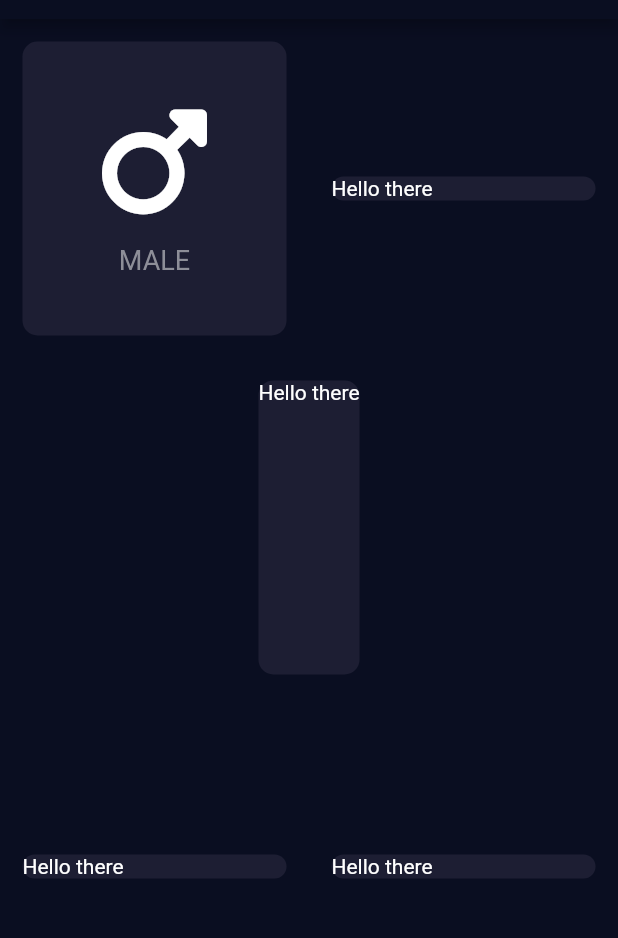
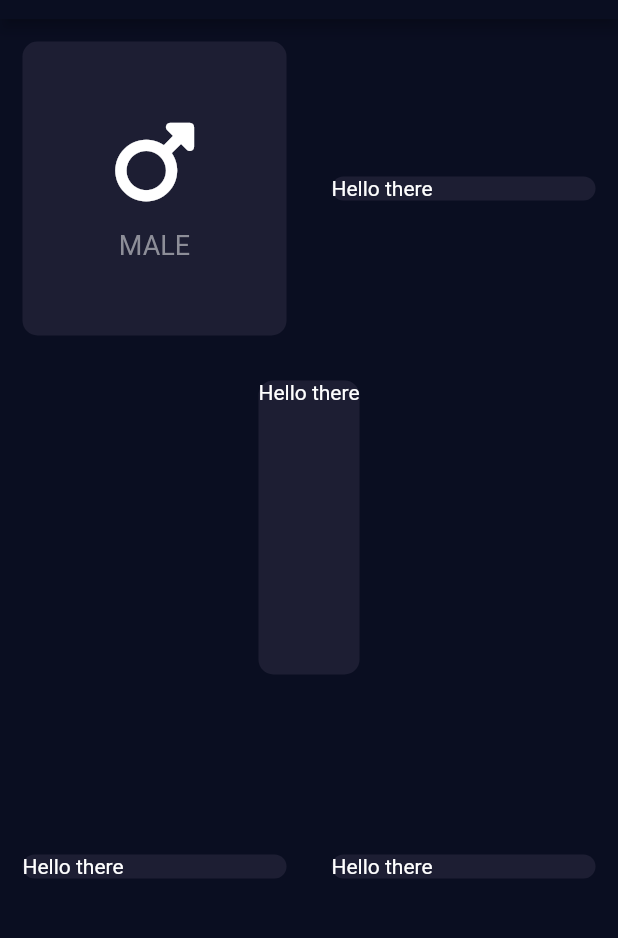
Before and after one commit to Himal-Thapa1/BMI_Calculator_htm_flutter, a Flutter app: the screen it shows after launch, on a phone screen of 412 x 824 dp, the part 65-1003 px from its top. Run offline on Flutter 3.47's test engine with Material 2 defaults, Android fonts, the phone set to English and light mode, and no system bars; our stand-ins replace font_awesome_flutter.

```diff
--- a/lib/input_page.dart
+++ b/lib/input_page.dart
@@ -23,23 +23,7 @@ class _InputPageState extends State<InputPage> {
               children: <Widget>[
                 Expanded(
                   child: ReusableCard(rang: activeCardColor,
-                  cardChild: Column(
-                    mainAxisAlignment: MainAxisAlignment.center,
-                    children: <Widget>[
-                      Icon(
-                        FontAwesomeIcons.mars,
-                        size: 80.0,
-                      ),
-                      SizedBox(
-                        height: 15.0,
-                      ),
-                      Text("MALE",
-                      style: TextStyle(
-                        fontSize: 18.0,
-                        color: Color(0xFF8D8E98),
-                      ),)
-                    ],
-                  ),
+                  cardChild: iconContent(),
                   ),
 
                 ),
@@ -78,6 +62,33 @@ class _InputPageState extends State<InputPage> {
   }
 }
 
+class iconContent extends StatelessWidget {
+  const iconContent({
+    Key? key,
+  }) : super(key: key);
+
+  @override
+  Widget build(BuildContext context) {
+    return Column(
+      mainAxisAlignment: MainAxisAlignment.center,
+      children: <Widget>[
+        Icon(
+          FontAwesomeIcons.mars,
+          size: 60.0,
+        ),
+        SizedBox(
+          height: 15.0,
+        ),
+        Text("MALE",
+        style: TextStyle(
+          fontSize: 18.0,
+          color: Color(0xFF8D8E98),
+        ),)
+      ],
+    );
+  }
+}
+
 class ReusableCard extends StatelessWidget {
   ReusableCard({required this.rang, required this.cardChild});
   final Color rang;
```
